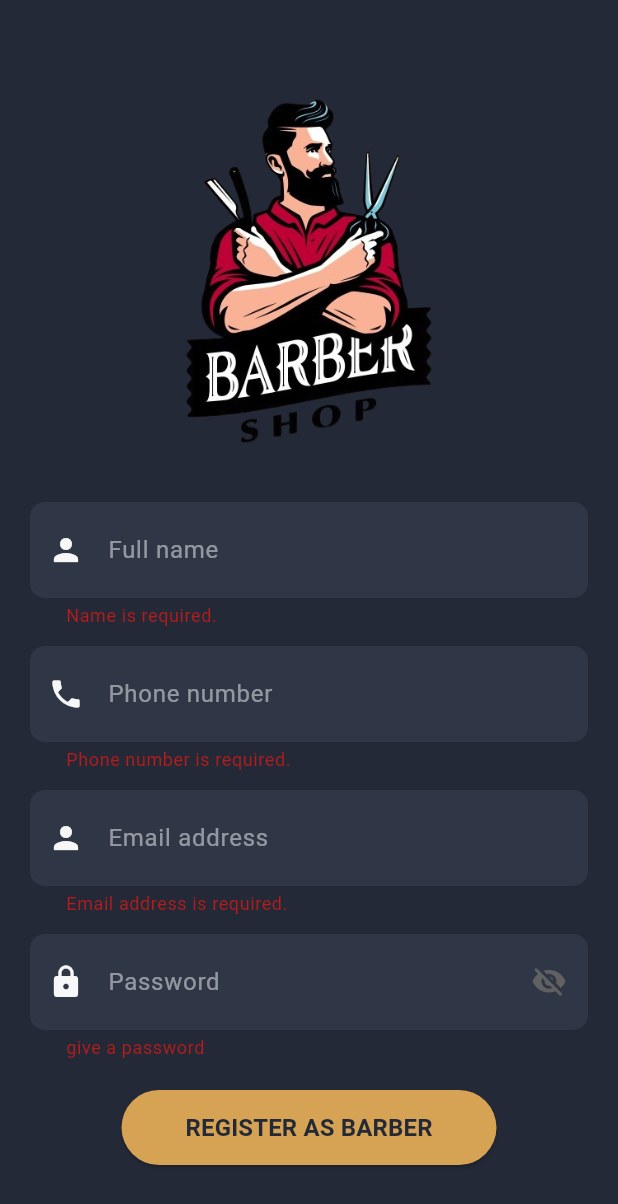
After one commit to mahdi-islam-pranto/barber_shop, a Flutter app: the BarberSignupPage screen opened directly, after a tap on "REGISTER AS BARBER", on a phone screen of 412 x 824 dp. The commit adds this screen. Shown: the top 1204 px of the screen. Run offline on Flutter 3.47's test engine with Material 3 defaults, Android fonts, the phone set to English and light mode, and no system bars; our stand-ins replace cloud_firestore, contained_tab_bar_view, firebase_auth, firebase_core, google_sign_in, popover and 1 more; missing offline and left inert: animated_snack_bar, simple_fontellico_progress_dialog; accounts and stored records are empty.

Commit message:
barber registration page added

```diff
--- a/lib/Auth/signupPage.dart
+++ b/lib/Auth/signupPage.dart
@@ -3,6 +3,7 @@ import 'package:barber_shop/database.dart';
 import 'package:firebase_auth/firebase_auth.dart';
 import 'package:flutter/material.dart';
 
+import '../BarberScreens/barberSignUpPage.dart';
 import '../resources/colors.dart';
 import '../screens/homepage.dart';
 
@@ -311,8 +312,46 @@ class _SignupPageState extends State<SignupPage> {
                   ),
 
             const SizedBox(
-              height: 20,
-            )
+              height: 10,
+            ),
+
+            Text("Are you a barber?", style: TextStyle(color: textColor)),
+
+            const SizedBox(
+              height: 10,
+            ),
+
+            // Sign up as a barber
+            _isLoading
+                ? Center(
+                    child: CircularProgressIndicator(
+                    color: buttonColor,
+                  ))
+                : ElevatedButton(
+                    style: ElevatedButton.styleFrom(
+                      backgroundColor: boxColor,
+                      minimumSize: const Size(250, 50),
+                      maximumSize: const Size(250, 50),
+                    ),
+                    onPressed: () {
+                      Navigator.push(context,
+                          MaterialPageRoute(builder: (context) {
+                        return const BarberSignupPage();
+                      }));
+                    },
+                    child: _isLoading
+                        ? CircularProgressIndicator(
+                            color: backGroundColor,
+                            strokeWidth: 3,
+                          )
+                        : Text(
+                            "Register as a barber".toUpperCase(),
+                            style: TextStyle(
+                                color: textColor,
+                                fontSize: 16,
+                                fontWeight: FontWeight.bold),
+                          ),
+                  ),
           ],
         ),
       ),
--- /dev/null
+++ b/lib/BarberScreens/barberSignUpPage.dart
@@ -0,0 +1,353 @@
+import 'package:animated_snack_bar/animated_snack_bar.dart';
+import 'package:barber_shop/database.dart';
+import 'package:cloud_firestore/cloud_firestore.dart';
+import 'package:firebase_auth/firebase_auth.dart';
+import 'package:flutter/material.dart';
+
+import '../resources/colors.dart';
+import '../screens/homepage.dart';
+import 'barberHomePage.dart';
+
+class BarberSignupPage extends StatefulWidget {
+  const BarberSignupPage({super.key});
+
+  @override
+  State<BarberSignupPage> createState() => _BarberSignupPageState();
+}
+
+class _BarberSignupPageState extends State<BarberSignupPage> {
+  final textFieldFocusNode = FocusNode();
+  bool obscured = true;
+
+  void toggleObscured() {
+    setState(() {
+      obscured = !obscured;
+      if (textFieldFocusNode.hasPrimaryFocus)
+        return; // If focus is on text field, dont unfocus
+      textFieldFocusNode.canRequestFocus =
+          false; // Prevents focus if tap on eye
+    });
+  }
+
+  // form key
+  final _formKey = GlobalKey<FormState>();
+
+  // form values
+  String name = '';
+  String phone = '';
+  String email = '';
+  String password = '';
+
+  // make controllers
+  TextEditingController nameController = TextEditingController();
+  TextEditingController phoneController = TextEditingController();
+  TextEditingController emailController = TextEditingController();
+  TextEditingController passwordController = TextEditingController();
+
+  bool _isLoading = false;
+
+  // signup function with firebase
+  void signupAsBarber() async {
+    if (_formKey.currentState!.validate()) {
+      try {
+        UserCredential userCredential = await FirebaseAuth.instance
+            .createUserWithEmailAndPassword(email: email, password: password);
+        print("User Signed Up:   ${userCredential.user!.uid}");
+        print("Email:   ${userCredential.user!.email}");
+
+        ScaffoldMessenger.of(context).showSnackBar(
+            const SnackBar(content: Text("Registered Successfully")));
+
+        // add user details to firestore collection
+        String id = userCredential.user!.uid;
+        Map<String, dynamic> userDetailsMap = {
+          "id": id,
+          "name": nameController.text.trim(),
+          "phone": phoneController.text.trim(),
+          "email": emailController.text.trim(),
+          "user-type": "barber",
+        };
+        // add this user to firestore
+        await DatabaseService()
+            .addUserDetails(userDetailsMap, id)
+            .then((value) {
+          print("User Added to database successfully");
+        }).catchError((error) {
+          print("Failed to add user: $error");
+        });
+
+        // navigate to barber page
+
+        Navigator.push(context, MaterialPageRoute(builder: (context) {
+          return const Barberhomepage();
+        }));
+
+        // show snackbar
+        AnimatedSnackBar.material(
+          'Account created Successfully',
+          type: AnimatedSnackBarType.success,
+          duration: const Duration(seconds: 3),
+          mobileSnackBarPosition: MobileSnackBarPosition.top,
+        ).show(context);
+      } on FirebaseAuthException catch (e) {
+        if (e.code == 'weak-password') {
+          AnimatedSnackBar.material(
+            'weak Password, make it more strong',
+            type: AnimatedSnackBarType.error,
+          ).show(context);
+        } else if (e.code == 'email-already-in-use') {
+          AnimatedSnackBar.material(
+            'Email already in use',
+            type: AnimatedSnackBarType.error,
+          ).show(context);
+        } else if (e.code == 'invalid-email') {
+          AnimatedSnackBar.material(
+            'Invalid Email',
+            type: AnimatedSnackBarType.error,
+          ).show(context);
+        } else {
+          ScaffoldMessenger.of(context).showSnackBar(
+            const SnackBar(
+              content: Text("Please try again with valid information"),
+              backgroundColor: Colors.redAccent,
+            ),
+          );
+        }
+      }
+    }
+  }
+
+  @override
+  Widget build(BuildContext context) {
+    return Scaffold(
+      body: SingleChildScrollView(
+        child: Column(
+          children: [
+            // barber image
+            Container(
+              padding: const EdgeInsets.only(top: 40),
+              child: Image.asset(
+                "assets/images/login_image.png",
+                width: MediaQuery.of(context).size.width,
+                height: MediaQuery.of(context).size.height / 3,
+              ),
+            ),
+
+            // form
+            Center(
+              child: Container(
+                padding: const EdgeInsets.only(top: 20, left: 20, right: 20),
+                child: Form(
+                  key: _formKey,
+                  child: Column(
+                    children: [
+                      // Name form
+                      TextFormField(
+                          controller: nameController,
+                          style: TextStyle(color: textColor),
+                          keyboardType: TextInputType.name,
+                          validator: (value) {
+                            if (value == null || value.isEmpty) {
+                              return 'Name is required.';
+                            }
+                            return null;
+                          },
+                          decoration: InputDecoration(
+                            fillColor: boxColor,
+                            contentPadding: const EdgeInsets.all(20),
+                            filled: true,
+                            border: OutlineInputBorder(
+                              borderRadius: BorderRadius.circular(10),
+                              borderSide: BorderSide.none,
+                            ),
+                            focusedBorder: OutlineInputBorder(
+                              borderRadius: BorderRadius.circular(10),
+                              borderSide:
+                                  BorderSide(color: textColor, width: 2.0),
+                            ),
+                            prefixIcon: Icon(Icons.person, color: textColor),
+                            hintStyle:
+                                TextStyle(color: textColor.withOpacity(0.5)),
+                            hintText: "Full name",
+                            labelStyle: TextStyle(color: textColor),
+                          )),
+
+                      const SizedBox(
+                        height: 12,
+                      ),
+
+                      // phone number form
+                      TextFormField(
+                          controller: phoneController,
+                          style: TextStyle(color: textColor),
+                          keyboardType: TextInputType.phone,
+                          validator: (value) {
+                            if (value == null || value.isEmpty) {
+                              return 'Phone number is required.';
+                            }
+                            return null;
+                          },
+                          decoration: InputDecoration(
+                            fillColor: boxColor,
+                            contentPadding: const EdgeInsets.all(20),
+                            filled: true,
+                            border: OutlineInputBorder(
+                              borderRadius: BorderRadius.circular(10),
+                              borderSide: BorderSide.none,
+                            ),
+                            focusedBorder: OutlineInputBorder(
+                              borderRadius: BorderRadius.circular(10),
+                              borderSide:
+                                  BorderSide(color: textColor, width: 2.0),
+                            ),
+                            prefixIcon: Icon(Icons.phone, color: textColor),
+                            hintStyle:
+                                TextStyle(color: textColor.withOpacity(0.5)),
+                            hintText: "Phone number",
+                            labelStyle: TextStyle(color: textColor),
+                          )),
+
+                      const SizedBox(
+                        height: 12,
+                      ),
+                      // email form
+                      TextFormField(
+                          controller: emailController,
+                          style: TextStyle(color: textColor),
+                          keyboardType: TextInputType.emailAddress,
+                          validator: (value) {
+                            if (value == null || value.isEmpty) {
+                              return 'Email address is required.';
+                            }
+                            return null;
+                          },
+                          decoration: InputDecoration(
+                            fillColor: boxColor,
+                            contentPadding: const EdgeInsets.all(20),
+                            filled: true,
+                            border: OutlineInputBorder(
+                              borderRadius: BorderRadius.circular(10),
+                              borderSide: BorderSide.none,
+                            ),
+                            focusedBorder: OutlineInputBorder(
+                              borderRadius: BorderRadius.circular(10),
+                              borderSide:
+                                  BorderSide(color: textColor, width: 2.0),
+                            ),
+                            prefixIcon: Icon(Icons.person, color: textColor),
+                            hintStyle:
+                                TextStyle(color: textColor.withOpacity(0.5)),
+                            hintText: "Email address",
+                            labelStyle: TextStyle(color: textColor),
+                          )),
+                      const SizedBox(
+                        height: 12,
+                      ),
+
+                      // password field
+                      TextFormField(
+                        controller: passwordController,
+                        obscureText: obscured,
+                        style: TextStyle(color: textColor),
+                        keyboardType: TextInputType.visiblePassword,
+                        validator: (value) {
+                          if (value == null || value.isEmpty) {
+                            return 'give a password';
+                          }
+                          return null;
+                        },
+                        decoration: InputDecoration(
+                          fillColor: boxColor,
+                          contentPadding: const EdgeInsets.all(20),
+                          filled: true,
+                          border: OutlineInputBorder(
+                            borderRadius: BorderRadius.circular(10),
+                            borderSide: BorderSide.none,
+                          ),
+                          focusedBorder: OutlineInputBorder(
+                            borderRadius: BorderRadius.circular(10),
+                            borderSide:
+                                BorderSide(color: textColor, width: 2.0),
+                          ),
+                          prefixIcon: Icon(Icons.lock, color: textColor),
+                          suffixIcon: Padding(
+                            padding: const EdgeInsets.fromLTRB(0, 0, 4, 0),
+                            child: GestureDetector(
+                              onTap: toggleObscured,
+                              child: Icon(
+                                obscured
+                                    ? Icons.visibility_off_rounded
+                                    : Icons.visibility_rounded,
+                                size: 24,
+                                color: Colors.grey[700],
+                              ),
+                            ),
+                          ),
+                          hintStyle:
+                              TextStyle(color: textColor.withOpacity(0.5)),
+                          hintText: "Password",
+                          labelStyle: TextStyle(color: textColor),
+                        ),
+                      ),
+
+                      const SizedBox(
+                        height: 20,
+                      ),
+
+                      // login button
+                      _isLoading
+                          ? Center(
+                              child: CircularProgressIndicator(
+                              color: buttonColor,
+                            ))
+                          : ElevatedButton(
+                              style: ElevatedButton.styleFrom(
+                                backgroundColor: buttonColor,
+                                minimumSize: const Size(250, 50),
+                                maximumSize: const Size(250, 50),
+                              ),
+                              onPressed: () {
+                                // add loading
+                                // const CircularProgressIndicator(
+                                //   color: Colors.amber,
+                                // );
+                                // add validation
+                                if (_formKey.currentState!.validate()) {
+                                  setState(() {
+                                    name = nameController.text;
+                                    email = emailController.text;
+                                    phone = phoneController.text;
+                                    password = passwordController.text;
+                                  });
+                                  // sign up user with email and password
+                                  signupAsBarber();
+                                }
+                              },
+                              child: _isLoading
+                                  ? CircularProgressIndicator(
+                                      color: backGroundColor,
+                                      strokeWidth: 3,
+                                    )
+                                  : Text(
+                                      "Register as barber".toUpperCase(),
+                                      style: TextStyle(
+                                          color: backGroundColor,
+                                          fontSize: 16,
+                                          fontWeight: FontWeight.bold),
+                                    ),
+                            ),
+
+                      const SizedBox(
+                        height: 20,
+                      )
+                    ],
+                  ),
+                ),
+              ),
+            ),
+          ],
+        ),
+      ),
+    );
+  }
+}
```
